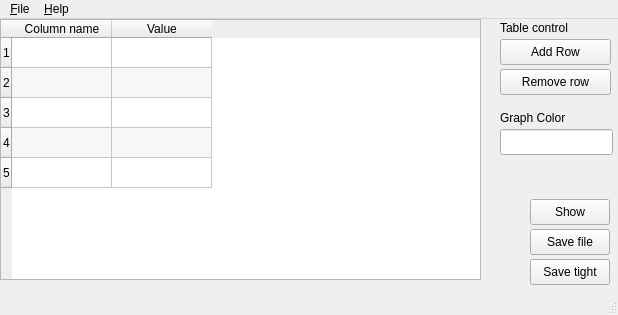
Qt form mainwindow.ui (Filip7/PyGraf) before a commit.
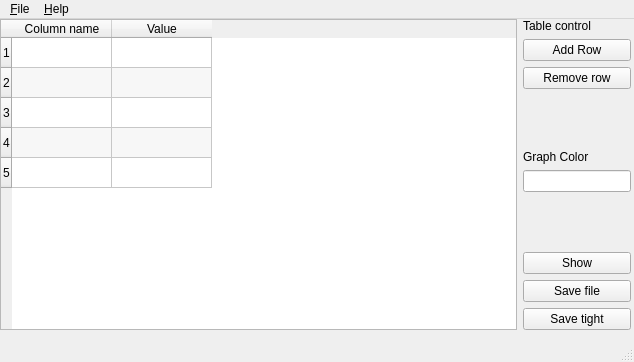
The same form after that commit. Icons and pictures are not drawn.

Commit message: Changed layout to Grid updated README.md

What changed in the file:
```diff
--- a/mainwindow.ui
+++ b/mainwindow.ui
@@ -6,23 +6,35 @@
    <rect>
     <x>0</x>
     <y>0</y>
-    <width>618</width>
-    <height>315</height>
+    <width>634</width>
+    <height>362</height>
    </rect>
   </property>
   <property name="windowTitle">
    <string>PyGraf</string>
   </property>
   <widget class="QWidget" name="centralwidget">
+   <widget class="QWidget" name="gridLayoutWidget">
+    <property name="geometry">
+     <rect>
+      <x>0</x>
+      <y>0</y>
+      <width>631</width>
+      <height>311</height>
+     </rect>
+    </property>
+    <layout class="QGridLayout" name="gridLayout">
+     <item row="3" column="1">
+      <layout class="QVBoxLayout" name="verticalLayout">
+       <item>
+        <widget class="QLabel" name="label_2">
+         <property name="text">
+          <string>Table control</string>
+         </property>
+        </widget>
+       </item>
+       <item>
    <widget class="QPushButton" name="add_row_btn">
-    <property name="geometry">
-     <rect>
-      <x>500</x>
-      <y>20</y>
-      <width>111</width>
-      <height>26</height>
-     </rect>
-    </property>
     <property name="text">
      <string>Add Row</string>
     </property>
@@ -30,15 +42,9 @@
      <iconset theme="QIcon::ThemeIcon::ListAdd"/>
     </property>
    </widget>
+       </item>
+       <item>
    <widget class="QPushButton" name="remove_row_btn">
-    <property name="geometry">
-     <rect>
-      <x>500</x>
-      <y>50</y>
-      <width>111</width>
-      <height>26</height>
-     </rect>
-    </property>
     <property name="text">
      <string>Remove row</string>
     </property>
@@ -46,15 +52,81 @@
      <iconset theme="QIcon::ThemeIcon::ListRemove"/>
     </property>
    </widget>
+       </item>
+       <item>
+        <spacer name="verticalSpacer">
+         <property name="orientation">
+          <enum>Qt::Orientation::Vertical</enum>
+         </property>
+         <property name="sizeHint" stdset="0">
+          <size>
+           <width>20</width>
+           <height>20</height>
+          </size>
+         </property>
+        </spacer>
+       </item>
+       <item>
+        <widget class="QLabel" name="label">
+         <property name="text">
+          <string>Graph Color</string>
+         </property>
+        </widget>
+       </item>
+       <item>
+        <widget class="QLineEdit" name="color_edit">
+         <property name="cursorMoveStyle">
+          <enum>Qt::CursorMoveStyle::LogicalMoveStyle</enum>
+         </property>
+        </widget>
+       </item>
+       <item>
+        <spacer name="verticalSpacer_2">
+         <property name="orientation">
+          <enum>Qt::Orientation::Vertical</enum>
+         </property>
+         <property name="sizeHint" stdset="0">
+          <size>
+           <width>20</width>
+           <height>40</height>
+          </size>
+         </property>
+        </spacer>
+       </item>
+       <item>
+        <widget class="QPushButton" name="show_btn">
+         <property name="text">
+          <string>Show</string>
+         </property>
+         <property name="icon">
+          <iconset theme="QIcon::ThemeIcon::VideoDisplay"/>
+         </property>
+        </widget>
+       </item>
+       <item>
+        <widget class="QPushButton" name="save_file_btn">
+         <property name="text">
+          <string>Save file</string>
+         </property>
+         <property name="icon">
+          <iconset theme="QIcon::ThemeIcon::DocumentSave"/>
+         </property>
+        </widget>
+       </item>
+       <item>
+        <widget class="QPushButton" name="save_file_tight_btn">
+         <property name="text">
+          <string>Save tight</string>
+         </property>
+         <property name="icon">
+          <iconset theme="QIcon::ThemeIcon::DocumentSave"/>
+         </property>
+        </widget>
+       </item>
+      </layout>
+     </item>
+     <item row="3" column="0">
    <widget class="QTableWidget" name="tableWidget">
-    <property name="geometry">
-     <rect>
-      <x>0</x>
-      <y>0</y>
-      <width>481</width>
-      <height>261</height>
-     </rect>
-    </property>
     <property name="sizePolicy">
      <sizepolicy hsizetype="Expanding" vsizetype="Expanding">
       <horstretch>5</horstretch>
@@ -89,92 +161,8 @@
      </property>
     </column>
    </widget>
-   <widget class="QPushButton" name="show_btn">
-    <property name="geometry">
-     <rect>
-      <x>530</x>
-      <y>180</y>
-      <width>80</width>
-      <height>26</height>
-     </rect>
-    </property>
-    <property name="text">
-     <string>Show</string>
-    </property>
-    <property name="icon">
-     <iconset theme="QIcon::ThemeIcon::VideoDisplay"/>
-    </property>
-   </widget>
-   <widget class="QLineEdit" name="color_edit">
-    <property name="geometry">
-     <rect>
-      <x>500</x>
-      <y>110</y>
-      <width>113</width>
-      <height>26</height>
-     </rect>
-    </property>
-    <property name="cursorMoveStyle">
-     <enum>Qt::CursorMoveStyle::LogicalMoveStyle</enum>
-    </property>
-   </widget>
-   <widget class="QLabel" name="label">
-    <property name="geometry">
-     <rect>
-      <x>500</x>
-      <y>90</y>
-      <width>111</width>
-      <height>18</height>
-     </rect>
-    </property>
-    <property name="text">
-     <string>Graph Color</string>
-    </property>
-   </widget>
-   <widget class="QLabel" name="label_2">
-    <property name="geometry">
-     <rect>
-      <x>500</x>
-      <y>0</y>
-      <width>111</width>
-      <height>18</height>
-     </rect>
-    </property>
-    <property name="text">
-     <string>Table control</string>
-    </property>
-   </widget>
-   <widget class="QPushButton" name="save_file_btn">
-    <property name="geometry">
-     <rect>
-      <x>530</x>
-      <y>210</y>
-      <width>80</width>
-      <height>26</height>
-     </rect>
-    </property>
-    <property name="text">
-     <string>Save file</string>
-    </property>
-    <property name="icon">
-     <iconset theme="QIcon::ThemeIcon::DocumentSave"/>
-    </property>
-   </widget>
-   <widget class="QPushButton" name="save_file_tight_btn">
-    <property name="geometry">
-     <rect>
-      <x>530</x>
-      <y>240</y>
-      <width>80</width>
-      <height>26</height>
-     </rect>
-    </property>
-    <property name="text">
-     <string>Save tight</string>
-    </property>
-    <property name="icon">
-     <iconset theme="QIcon::ThemeIcon::DocumentSave"/>
-    </property>
+     </item>
+    </layout>
    </widget>
   </widget>
   <widget class="QMenuBar" name="menubar">
@@ -182,7 +170,7 @@
     <rect>
      <x>0</x>
      <y>0</y>
-     <width>618</width>
+     <width>634</width>
      <height>23</height>
     </rect>
    </property>
```
Lines whose indentation alone changed are shown as unchanged. The commit also changes 5 other files.
